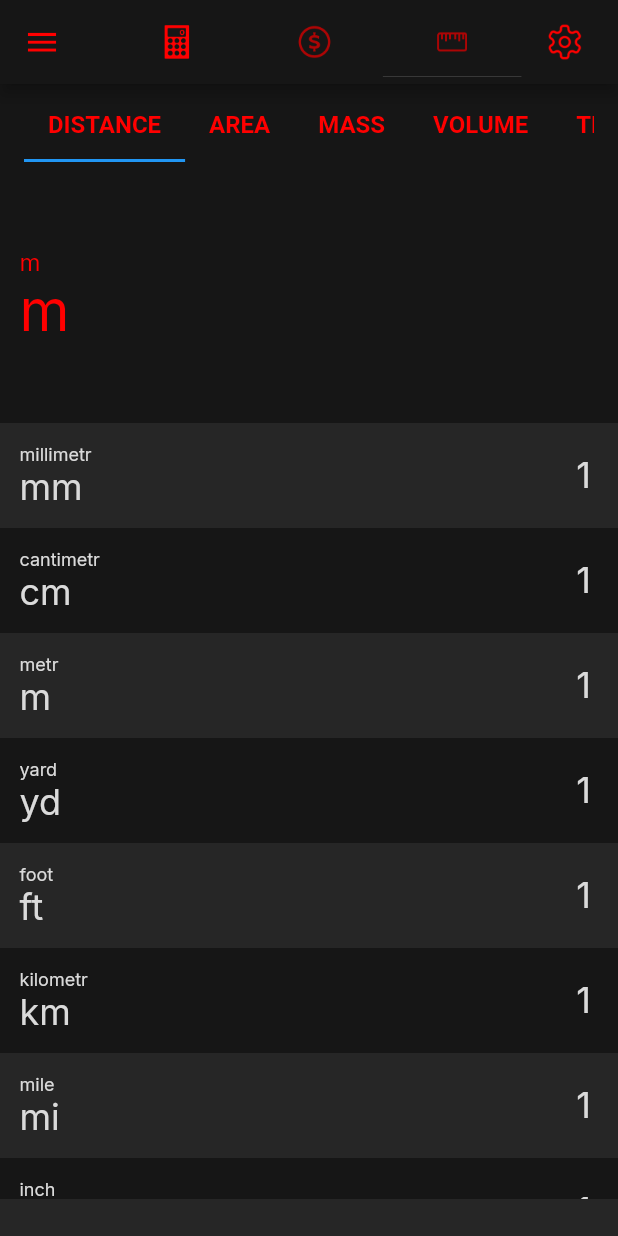
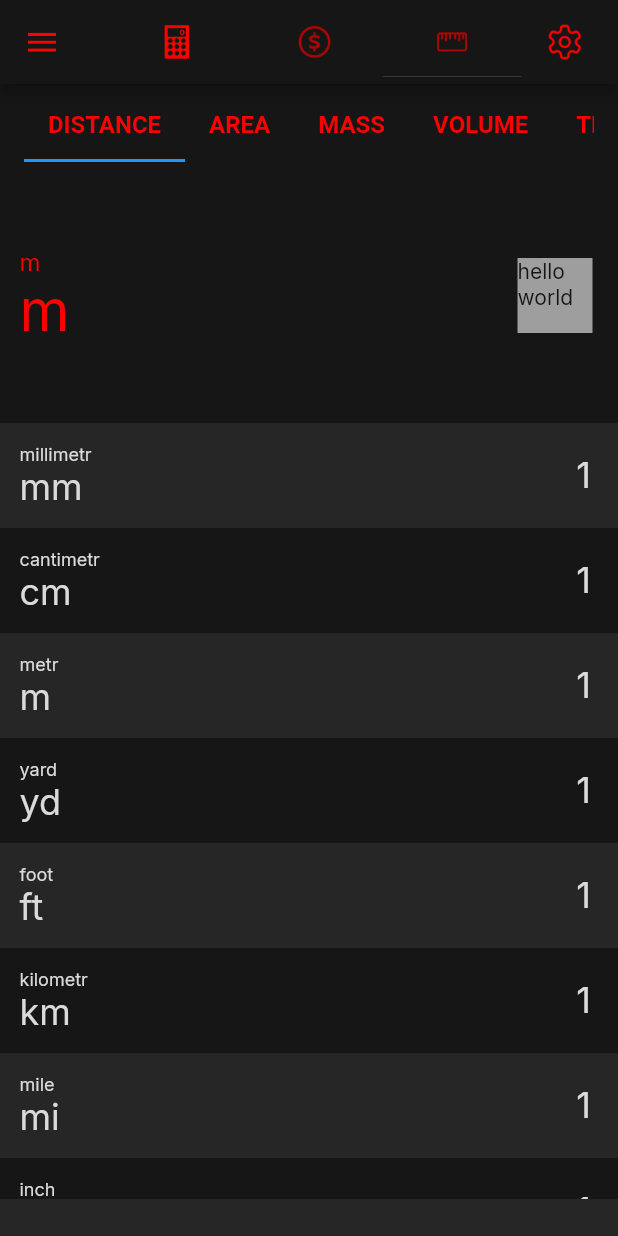
Before and after one commit to akramjon200205/Lessons, a Flutter app: the screen it shows after launch, tab 3 chosen, on a phone screen of 412 x 824 dp. Run offline on Flutter 3.47's test engine with Material 2 defaults, Android fonts, the light colour scheme and no system bars; our stand-ins replace animated_text_kit, flutter_svg, google_fonts, hive, hive_flutter, math_expressions; missing offline and left inert: wave_transition; accounts and stored records are empty; network calls fail.

Commit message:
calculate best

```diff
--- a/Lesson1-master/lib/best_calculator/page.dart
+++ b/Lesson1-master/lib/best_calculator/page.dart
@@ -15,6 +15,7 @@ import 'package:lesson1/utils/routes.dart';
 import 'package:lesson1/widgets/scale_widget.dart';
 import 'package:math_expressions/math_expressions.dart';
 import 'package:animated_text_kit/animated_text_kit.dart';
+import 'package:wave_transition/wave_transition.dart';
 
 class MyStatefulWidget extends StatefulWidget {
   const MyStatefulWidget({Key? key}) : super(key: key);
@@ -402,18 +403,13 @@ class _MyStatefulWidgetState extends State<MyStatefulWidget>
       body: TabBarView(
         controller: _tabController,
         children: <Widget>[
-          SafeArea(
-            child: Column(
+          Column(
             mainAxisAlignment: MainAxisAlignment.end,
             children: [
               Padding(
-                  padding: const EdgeInsets.only(right: 12, top: 10),
-                  child: Align(
-                    alignment: Alignment.topRight,
-                    child: Padding(
-                      padding: const EdgeInsets.only(left: 150),
+                padding: const EdgeInsets.only(left: 15, right: 15),
                 child: Row(
-                        mainAxisAlignment: MainAxisAlignment.spaceBetween,
+                  mainAxisAlignment: MainAxisAlignment.end,
                   children: [
                     colorizeAnimation(),
                     GestureDetector(
@@ -435,8 +431,6 @@ class _MyStatefulWidgetState extends State<MyStatefulWidget>
                       ),
                     ),
                   ],
-                      ),
-                    ),
                 ),
               ),
               Padding(
@@ -597,7 +591,7 @@ class _MyStatefulWidgetState extends State<MyStatefulWidget>
                 },
                 child: Container(
                   alignment: Alignment.center,
-                    width: 407,
+                  width: double.infinity,
                   height: 31,
                   decoration: const BoxDecoration(
                     color: color1,
@@ -607,9 +601,7 @@ class _MyStatefulWidgetState extends State<MyStatefulWidget>
               ),
             ],
           ),
-          ),
-          SafeArea(
-            child: Container(
+          Container(
             width: double.infinity,
             height: double.infinity,
             decoration: const BoxDecoration(
@@ -707,8 +699,7 @@ class _MyStatefulWidgetState extends State<MyStatefulWidget>
                           ),
                         ),
                       );
-                      }
-                      else {
+                    } else {
                       return const Expanded(
                         child: Center(
                           child: CircularProgressIndicator(
@@ -723,8 +714,7 @@ class _MyStatefulWidgetState extends State<MyStatefulWidget>
                   height: 42,
                 ),
                 GridView.count(
-                    padding: const EdgeInsets.symmetric(
-                        vertical: 15, horizontal: 20),
+                  padding: const EdgeInsets.only(top: 15, left: 20, right: 20),
                   physics: const NeverScrollableScrollPhysics(),
                   shrinkWrap: true,
                   crossAxisCount: 4,
@@ -826,6 +816,18 @@ class _MyStatefulWidgetState extends State<MyStatefulWidget>
                       "C",
                       const Color(0xffFF0000),
                     ),
+                  ],
+                ),
+                GridView.count(
+                  padding: const EdgeInsets.symmetric(horizontal: 20),
+                  physics: const NeverScrollableScrollPhysics(),
+                  shrinkWrap: true,
+                  crossAxisCount: 3,
+                  crossAxisSpacing: 1,
+                  mainAxisSpacing: 1,
+                  primary: false,
+                  childAspectRatio: size.height * 0.004,
+                  children: [
                     _itemButtonCurrency(
                       ",",
                       const Color(0xffBBBBBB),
@@ -868,7 +870,6 @@ class _MyStatefulWidgetState extends State<MyStatefulWidget>
                   ],
                 ),
               ],
-              ),
             ),
           ),
           Scaffold(
@@ -994,39 +995,32 @@ class _MyStatefulWidgetState extends State<MyStatefulWidget>
                                     ),
                                   ],
                                 ),
-                                // InkWell(
-                                //   onTap: () {
-                                //     showModalBottomSheet<void>(
-                                //       context: context,
-                                //       builder: (BuildContext context) {
-                                //         return Container(
-                                //           height: size.height * 0.52,
-                                //           color: const Color(0xff262626),
-                                //           decoration: const BoxDecoration(
-                                //             color: Color(0xff262626),
-                                //           ),
-                                //         );
-                                //       },
-                                //     );
-                                //   },
-                                //   // child: TextField(
-                                //   //   maxLines: 1,
-                                //   //   style:
-                                //   //       kTextStyle(fontWeight: FontWeight.w700),
-                                //   //   textAlign: TextAlign.end,
-                                //   //   readOnly: true,
-                                //   //   keyboardType: TextInputType.number,
-                                //   //   decoration: const InputDecoration(
-                                //   //     hintText: '1',
-                                //   //     hintStyle: TextStyle(
-                                //   //         fontSize: 38,
-                                //   //         fontWeight: FontWeight.w700, color: Color(0xffFF0000)),
-                                //   //   ),
-                                //   // ),
-                                // child: Container(
-
-                                // ),
-                                // ),
+                                InkWell(
+                                    onTap: () {
+                                      showModalBottomSheet<void>(
+                                        context: context,
+                                        builder: (BuildContext context) {
+                                          return Container(
+                                            width: double.infinity,
+                                            height: size.height * 0.52,
+                                            color: const Color(0xff262626),
+                                            child: GestureDetector(
+                                              onTap: () =>
+                                                  Navigator.pop(context),
+                                              child: _itemButtomSheetAnim(size),
+                                            ),
+                                          );
+                                        },
+                                      );
+                                    },
+                                    child: Container(
+                                      width: 50,
+                                      height: 50,
+                                      decoration: const BoxDecoration(
+                                        color: Colors.grey,
+                                      ),
+                                      child: const Text("hello world"),
+                                    )),
                               ],
                             ),
                           ),
--- a/Lesson1-master/lib/main.dart
+++ b/Lesson1-master/lib/main.dart
@@ -9,6 +9,7 @@ import 'package:lesson1/currency/currency_model.dart';
 import 'package:lesson1/weather/weather_model.dart';
 import 'package:lesson1/weather/weekly_model.dart';
 
+import 'best_calculator/animation_page.dart';
 import 'calculator/calculator_page.dart';
 
 void main() async {
--- a/Lesson1-master/pubspec.yaml
+++ b/Lesson1-master/pubspec.yaml
@@ -43,6 +43,8 @@ dependencies:
   html: ^0.15.0
   math_expressions: ^2.3.1
   animated_text_kit: ^4.2.2
+  wave_transition: ^0.0.6
+  ripple_effect: ^0.1.1
 
 
 dev_dependencies:
```
Also changed, not shown: Lesson1-master/lib/best_calculator/setting_page.dart (+6 -12 lines), Lesson1-master/lib/best_calculator/animation_page.dart (added), Lesson1-master/pubspec.lock. Lines whose indentation alone changed are shown as unchanged.
